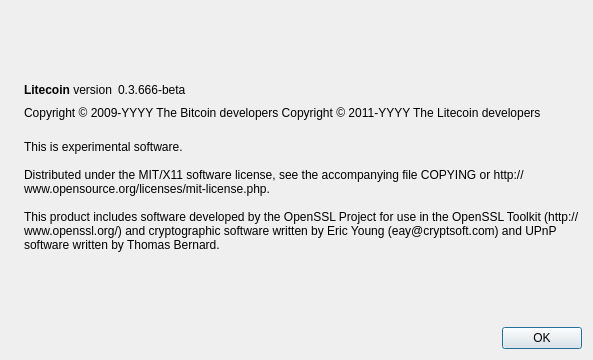
Before: the Qt Designer form src/qt/forms/aboutdialog.ui in barfcoin/barfcoin, drawn with Qt 5.
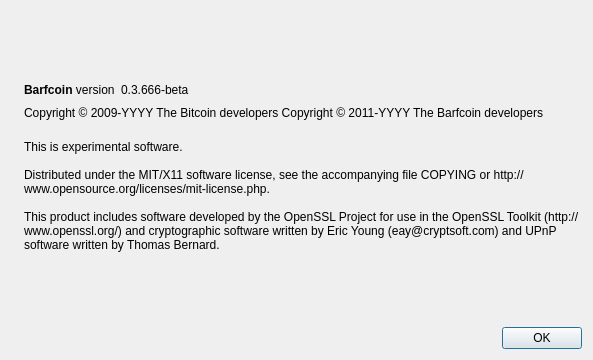
After: the same form once the commit is applied. Icons and pictures are not drawn.

```diff
--- a/src/qt/forms/aboutdialog.ui
+++ b/src/qt/forms/aboutdialog.ui
@@ -50,7 +50,7 @@
           <cursorShape>IBeamCursor</cursorShape>
          </property>
          <property name="text">
-          <string>&lt;b&gt;Litecoin&lt;/b&gt; version</string>
+          <string>&lt;b&gt;Barfcoin&lt;/b&gt; version</string>
          </property>
          <property name="textInteractionFlags">
           <set>Qt::LinksAccessibleByMouse|Qt::TextSelectableByKeyboard|Qt::TextSelectableByMouse</set>
@@ -92,7 +92,7 @@
        </property>
        <property name="text">
         <string notr="true">Copyright &amp;copy; 2009-YYYY The Bitcoin developers
-Copyright &amp;copy; 2011-YYYY The Litecoin developers</string>
+Copyright &amp;copy; 2011-YYYY The Barfcoin developers</string>
        </property>
        <property name="textFormat">
         <enum>Qt::RichText</enum>
```
Left out of the diff: 2 changed lines with no effect on the pictures.
